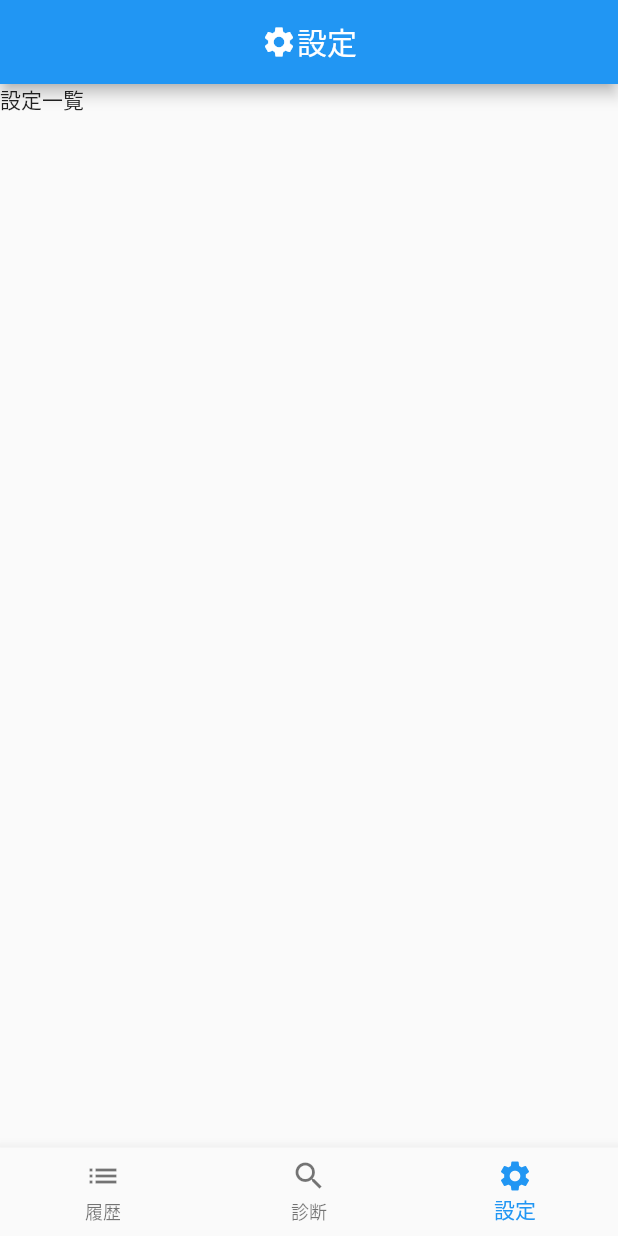
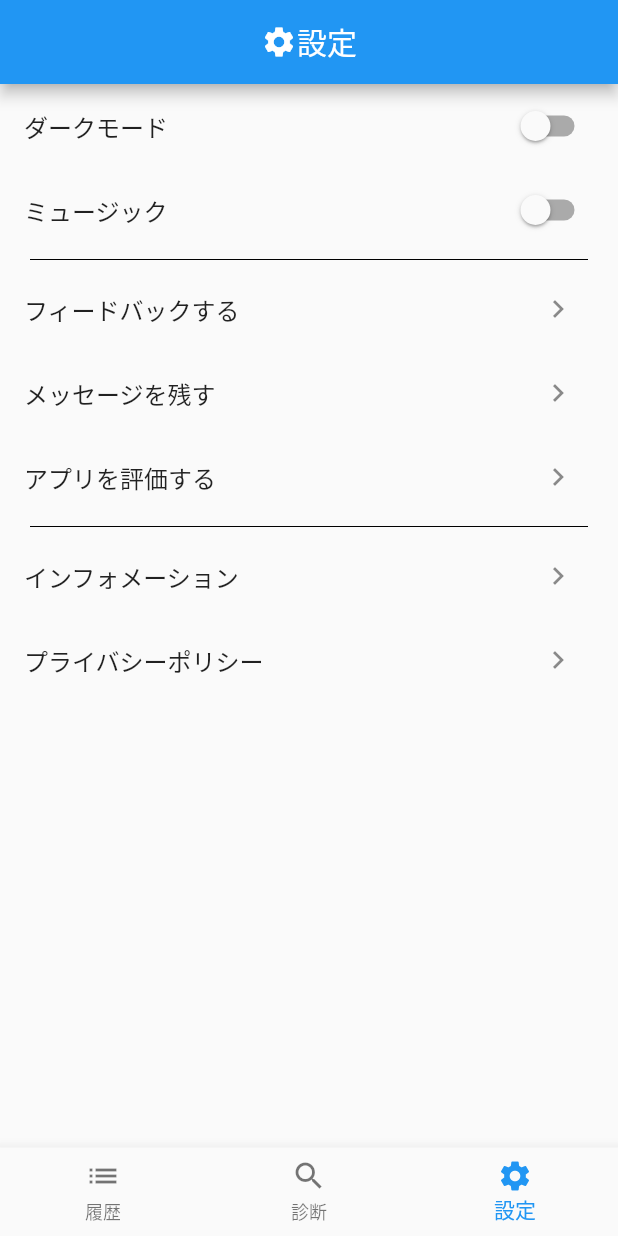
Before and after one commit to hata8341/flutter-snow_board_selecter, a Flutter app: the screen it shows after launch, item 3 of the bottom bar chosen, on a phone screen of 412 x 824 dp. Run offline on Flutter 3.47's test engine with Material 2 defaults, Android fonts, the light colour scheme and no system bars; our stand-ins replace awesome_dialog, firebase_analytics, firebase_core, firebase_crashlytics, fl_chart, flutter_hooks and 4 more; missing offline and left inert: flutter_weather_bg_null_safety; accounts and stored records are empty.

Commit message:
#31 説明画面の作成 (#32)

```diff
--- a/lib/views/diagnose/diagnose_top.dart
+++ b/lib/views/diagnose/diagnose_top.dart
@@ -176,12 +176,12 @@ class DiagnoseTopPage extends HookConsumerWidget {
             )
           : bottomBarIndex.state == 0
               ? Column(
-                  children:  [
+                  children: [
                     HistoryTopPage(),
                   ],
                 )
               : Column(
-                  children: const [
+                  children: [
                     SettingList(),
                   ],
                 ),
--- a/lib/views/settings/setting_top.dart
+++ b/lib/views/settings/setting_top.dart
@@ -1,12 +1,96 @@
 import 'package:flutter/material.dart';
 import 'package:hooks_riverpod/hooks_riverpod.dart';
 
+final themeProvider = StateProvider<bool>((ref) {
+  return false;
+});
+final bgmProvider = StateProvider<bool>((ref) {
+  return false;
+});
+
 class SettingList extends HookConsumerWidget {
-  const SettingList({Key? key}) : super(key: key);
+  SettingList({Key? key}) : super(key: key);
+  bool value = false;
   @override
   Widget build(BuildContext context, WidgetRef ref) {
-    return Container(
-      child: const Text('設定一覧'),
+    final themeController = ref.watch(themeProvider.state);
+    final bgmController = ref.watch(bgmProvider.state);
+    return ListView(
+      scrollDirection: Axis.vertical,
+      shrinkWrap: true,
+      children: <Widget>[
+        SwitchListTile(
+          value: themeController.state,
+          onChanged: (bool newValue) {
+            themeController.state = newValue;
+          },
+          title: const Text('ダークモード'),
+        ),
+        SwitchListTile(
+          value: bgmController.state,
+          onChanged: (bool newValue) {
+            bgmController.state = newValue;
+          },
+          title: const Text('ミュージック'),
+        ),
+        const Divider(
+          height: 10.0,
+          indent: 20.0,
+          endIndent: 20.0,
+          color: Colors.black,
+        ),
+        ListTile(
+          title: const Text('フィードバックする'),
+          trailing: IconButton(
+            icon: const Icon(Icons.keyboard_arrow_right),
+            onPressed: () {
+              print('フィードバックする');
+            },
+          ),
+        ),
+        ListTile(
+          title: const Text('メッセージを残す'),
+          trailing: IconButton(
+            icon: const Icon(Icons.keyboard_arrow_right),
+            onPressed: () {
+              print('メッセージを残す');
+            },
+          ),
+        ),
+        ListTile(
+          title: const Text('アプリを評価する'),
+          trailing: IconButton(
+            icon: const Icon(Icons.keyboard_arrow_right),
+            onPressed: () {
+              print('アプリを評価する');
+            },
+          ),
+        ),
+        const Divider(
+          height: 10.0,
+          indent: 20.0,
+          endIndent: 20.0,
+          color: Colors.black,
+        ),
+        ListTile(
+          title: const Text('インフォメーション'),
+          trailing: IconButton(
+            icon: const Icon(Icons.keyboard_arrow_right),
+            onPressed: () {
+              print('インフォメーション');
+            },
+          ),
+        ),
+        ListTile(
+          title: const Text('プライバシーポリシー'),
+          trailing: IconButton(
+            icon: const Icon(Icons.keyboard_arrow_right),
+            onPressed: () {
+              print('プライバシーポリシー');
+            },
+          ),
+        ),
+      ],
     );
   }
 }
```
